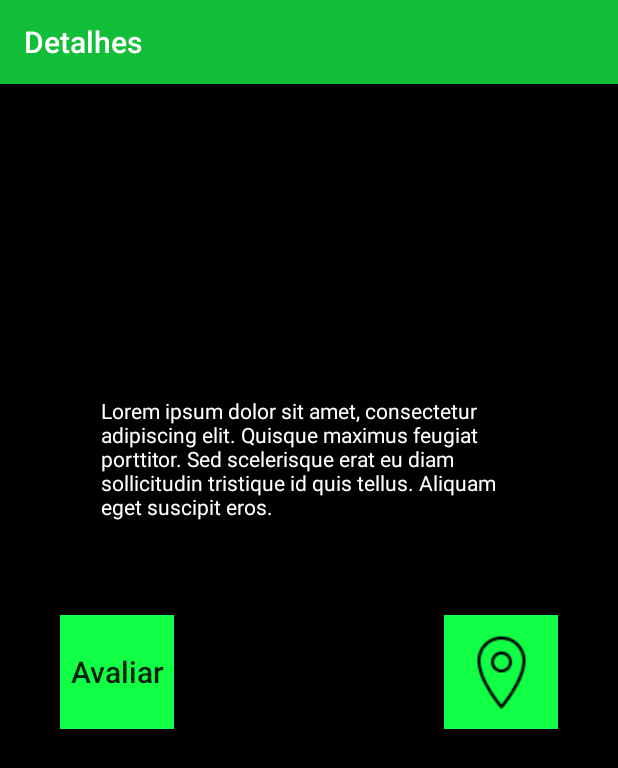
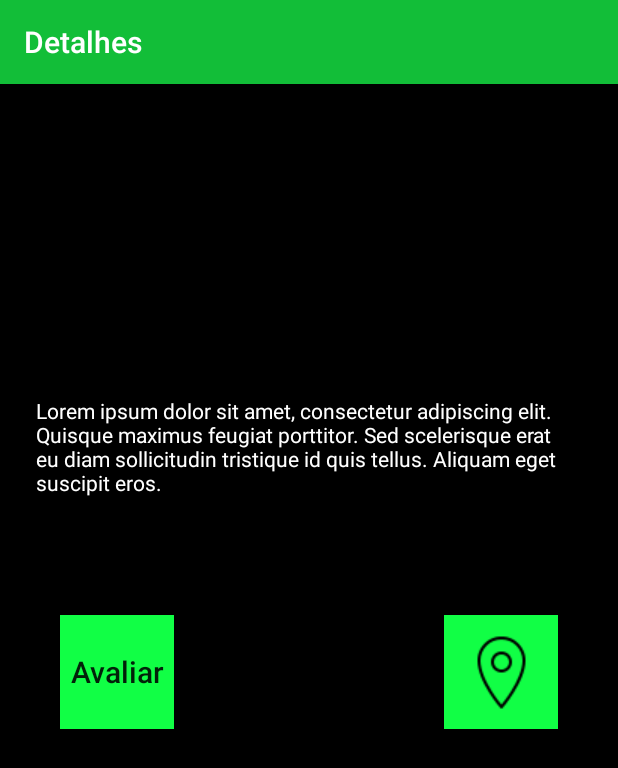
Before and after one commit to bee-la/BeeLa, an Android app: the LugarDetalhesAct screen opened directly, with no data from a screen before it, on a phone screen of 412 x 824 dp. Shown: the top 768 px of the screen. Run offline under Robolectric (Android 15) with nearby library versions, the phone set to English and light mode, and no system bars; 4 statements that could not run were skipped.

Commit message:
Correção RatingBar

```diff
--- a/app/src/main/res/layout/activity_avaliacao.xml
+++ b/app/src/main/res/layout/activity_avaliacao.xml
@@ -21,14 +21,14 @@
 
     <RatingBar
         android:id="@+id/ratingBar"
-        android:layout_width="192dp"
+        android:layout_width="237dp"
         android:layout_height="wrap_content"
         android:layout_marginEnd="8dp"
         android:layout_marginStart="8dp"
         android:layout_marginTop="8dp"
         android:numStars="5"
         android:rating="0.0"
-        android:stepSize="1.0"
+        android:stepSize="0.2"
         app:layout_constraintEnd_toEndOf="parent"
         app:layout_constraintStart_toStartOf="parent"
         app:layout_constraintTop_toBottomOf="@+id/lblAvalie" />
--- a/app/src/main/res/layout/activity_lugar_detalhes.xml
+++ b/app/src/main/res/layout/activity_lugar_detalhes.xml
@@ -23,10 +23,10 @@
 
     <TextView
         android:id="@+id/nomeDoLugar"
-        android:layout_width="327dp"
+        android:layout_width="0dp"
         android:layout_height="48dp"
         android:layout_marginEnd="8dp"
-        android:layout_marginStart="8dp"
+        android:layout_marginStart="24dp"
         android:layout_marginTop="160dp"
         android:textColor="@color/branco"
         android:textSize="25sp"
@@ -37,10 +37,10 @@
 
     <TextView
         android:id="@+id/decriçãoLugar"
-        android:layout_width="278dp"
+        android:layout_width="0dp"
         android:layout_height="106dp"
-        android:layout_marginEnd="8dp"
-        android:layout_marginStart="8dp"
+        android:layout_marginEnd="24dp"
+        android:layout_marginStart="24dp"
         android:layout_marginTop="208dp"
         android:textAlignment="viewStart"
         android:textColor="@color/branco"
```
Also changed, not shown: app/src/main/java/br/ufrpe/beela/database/negocio/AlimentarBancoDeDados.java (+20 -9 lines).
